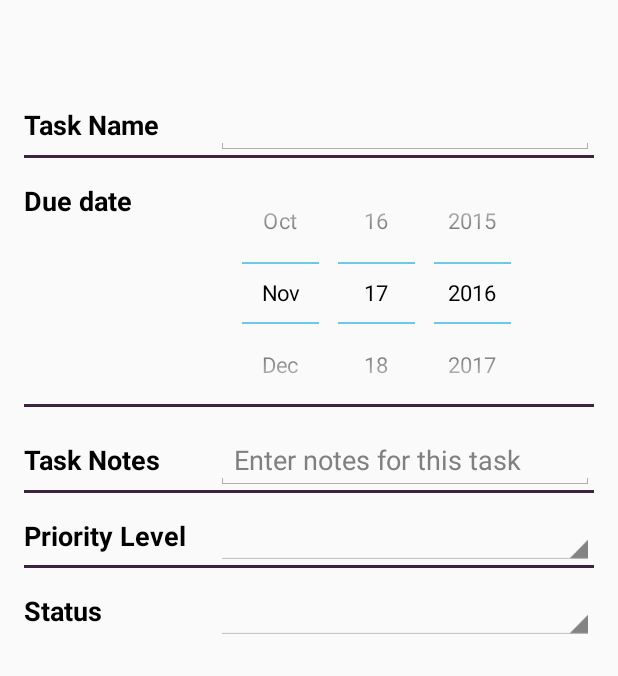
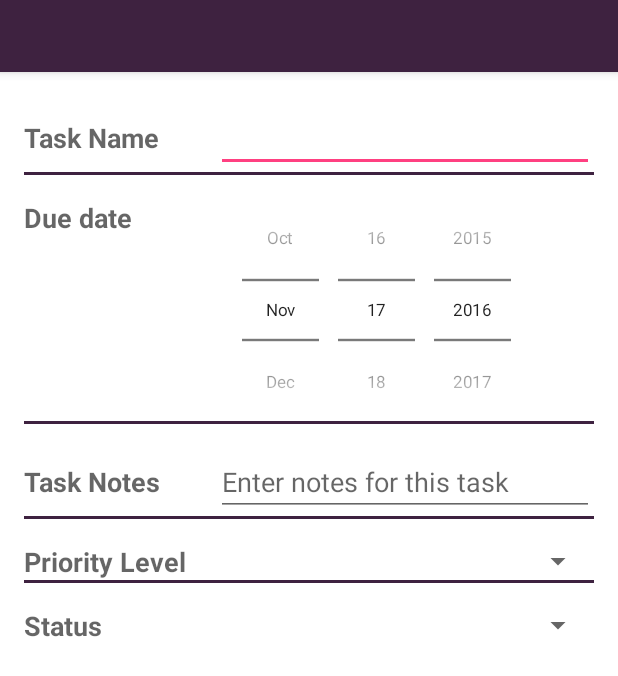
Before and after one commit to 1412453/Todoapp-exercise, an Android app: the layout fragment_edit_item.xml on its own in the app's theme, with its tools: preview values and no code run, on a phone screen of 412 x 824 dp. Shown: the top 676 px of the screen. Run offline under Robolectric (Android 15) with nearby library versions, the phone set to English and light mode, and no system bars.

Commit message:
Finish the layout

```diff
--- a/app/build.gradle
+++ b/app/build.gradle
@@ -20,8 +20,9 @@ android {
 }
 
 dependencies {
-    compile fileTree(dir: 'libs', include: ['*.jar'])
+    compile fileTree(include: ['*.jar'], dir: 'libs')
     testCompile 'junit:junit:4.12'
     compile 'com.android.support:appcompat-v7:24.1.1'
     compile 'com.android.support:support-v4:24.1.1'
+    compile 'com.android.support:design:24.1.1'
 }
--- a/app/src/main/res/layout/fragment_edit_item.xml
+++ b/app/src/main/res/layout/fragment_edit_item.xml
@@ -1,13 +1,12 @@
 <?xml version="1.0" encoding="utf-8"?>
-<RelativeLayout xmlns:android="http://schemas.android.com/apk/res/android"
+<android.support.design.widget.CoordinatorLayout
+    xmlns:android="http://schemas.android.com/apk/res/android"
+    xmlns:app="http://schemas.android.com/apk/res-auto"
     xmlns:tools="http://schemas.android.com/tools"
     android:layout_width="match_parent"
     android:layout_height="match_parent"
-    android:theme="@style/AppDialogTheme"
-    android:id="@+id/fragment_edit_item"
-    tools:context="com.a1412453.todoapp.activities.DetailActivity">
-
-
+    android:background="@color/color_background_white"
+    android:fitsSystemWindows="true">
     <RelativeLayout
         android:layout_width="match_parent"
         android:layout_height="match_parent"
@@ -21,15 +20,16 @@
         <LinearLayout
             android:layout_width="match_parent"
             android:layout_height="match_parent"
-        android:orientation="vertical">
-
+            android:orientation="vertical"
+            android:layout_alignParentTop="true"
+            android:layout_alignParentLeft="true"
+            android:layout_alignParentStart="true"
+            android:layout_marginTop="53dp">
             <LinearLayout
                 android:layout_width="match_parent"
                 android:layout_height="wrap_content"
                 android:orientation="horizontal"
-            android:divider="?android:dividerHorizontal"
-            >
-
+                android:divider="?android:dividerHorizontal"                >
                 <TextView
                     android:layout_width="@dimen/text_max_width"
                     android:layout_height="wrap_content"
@@ -41,21 +41,16 @@
                     android:id="@+id/ed_task_name"
                     android:layout_width="match_parent"
                     android:layout_height="wrap_content" />
-
-
             </LinearLayout>
-
             <View
                 android:layout_marginBottom="@dimen/activity_horizontal_margin"
                 android:layout_width="match_parent"
                 android:layout_height= "2dp"
                 android:background="@color/color_primary_dark" />
-
             <LinearLayout
                 android:layout_width="match_parent"
                 android:layout_height="wrap_content"
                 android:orientation="horizontal">
-
                 <TextView
                     android:layout_width="@dimen/text_max_width"
                     android:layout_height="wrap_content"
@@ -65,6 +60,7 @@
                 <DatePicker
                     android:id="@+id/datepicker_due_date"
                     android:calendarViewShown="false"
+                    android:datePickerMode="spinner"
                     android:scaleX="0.8"
                     android:scaleY="0.8"
                     android:layout_marginTop="-32dp"
@@ -72,21 +68,16 @@
                     android:layout_width="match_parent"
                     android:layout_height="wrap_content"/>
             </LinearLayout>
-
             <View
                 android:layout_marginTop="-32dp"
                 android:layout_marginBottom="@dimen/activity_horizontal_margin"
                 android:layout_width="match_parent"
                 android:layout_height= "2dp"
                 android:background="@color/color_primary_dark" />
-
-
-
             <LinearLayout
             android:layout_width="match_parent"
             android:layout_height="wrap_content"
             android:orientation="horizontal">
-
                 <TextView
                     android:layout_width="@dimen/text_max_width"
                     android:layout_height="wrap_content"
@@ -99,18 +90,15 @@
                     android:layout_height="wrap_content"
                     android:hint="@string/app_text_edit_notes"/>
             </LinearLayout>
-
             <View
                 android:layout_marginBottom="@dimen/activity_horizontal_margin"
                 android:layout_width="match_parent"
                 android:layout_height= "2dp"
                 android:background="@color/color_primary_dark" />
-
             <LinearLayout
                 android:layout_width="match_parent"
                 android:layout_height="wrap_content"
                 android:orientation="horizontal">
-
                 <TextView
                     android:layout_width="@dimen/text_max_width"
                     android:layout_height="wrap_content"
@@ -122,18 +110,15 @@
                     android:layout_width="match_parent"
                     android:layout_height="wrap_content"/>
             </LinearLayout>
-
             <View
                 android:layout_marginBottom="@dimen/activity_horizontal_margin"
                 android:layout_width="match_parent"
                 android:layout_height= "2dp"
                 android:background="@color/color_primary_dark" />
-
             <LinearLayout
                 android:layout_width="match_parent"
                 android:layout_height="wrap_content"
                 android:orientation="horizontal">
-
                 <TextView
                     android:layout_width="@dimen/text_max_width"
                     android:layout_height="wrap_content"
@@ -145,12 +130,18 @@
                     android:layout_width="match_parent"
                     android:layout_height="wrap_content"/>
             </LinearLayout>
-
         </LinearLayout>
-
     </RelativeLayout>
 
-    <include layout="@layout/toolbar_fragment"
-        android:id="@+id/fragment_toolbar"/>
-
-</RelativeLayout>
+    <android.support.design.widget.AppBarLayout
+        android:layout_width="match_parent"
+        android:layout_height="wrap_content"
+        android:theme="@style/AppTheme.AppBarOverlay">
+        <android.support.v7.widget.Toolbar
+            android:id="@+id/toolbar_fragment_edit"
+            android:layout_width="match_parent"
+            android:layout_height="?attr/actionBarSize"
+            android:background="?attr/colorPrimary"
+            app:popupTheme="@style/AppTheme.PopupOverlay"/>
+    </android.support.design.widget.AppBarLayout>
+</android.support.design.widget.CoordinatorLayout>
--- a/app/src/main/res/values/styles.xml
+++ b/app/src/main/res/values/styles.xml
@@ -8,9 +8,12 @@
         <item name="colorAccent">@color/color_accent</item>
     </style>
 
-    <!--<style name="DialogTheme" parent="android:Theme" >
+    <style name="DialogTheme" parent="android:Theme" >
         <item name="android:windowFullscreen">true</item>
-    </style>-->
+    </style>
+
+    <style name="AppTheme.PopupOverlay" parent="Theme.AppCompat.DayNight.Dialog"/>
+    <style name="AppTheme.AppBarOverlay" parent="android:Theme.Holo.Light.Dialog"/>
 
     <style name="AppDialogTheme" parent="android:Theme.Holo.Light">
         <!-- Define color properties as desired -->
```
Also changed, not shown: app/src/main/java/com/a1412453/todoapp/activities/DetailActivity.java (+35 -13 lines), app/src/main/java/com/a1412453/todoapp/activities/MainActivity.java (+7 -12 lines), app/src/main/java/com/a1412453/todoapp/fragments/EditItemFragment.java (+53 -34 lines), app/src/main/java/com/a1412453/todoapp/fragments/ListItemFragment.java (deleted, +0 -72 lines), app/src/main/res/layout/activity_detail.xml (+1 -28 lines), app/src/main/res/layout/activity_main.xml (+7 -6 lines), app/src/main/res/layout/fragment_list.xml (deleted, +0 -22 lines), app/src/main/res/menu/menu_main.xml (+0 -24 lines), app/src/main/ic_back-web.png (added), app/src/main/res/mipmap-hdpi/ic_back.png (added), app/src/main/res/mipmap-mdpi/ic_back.png (added), app/src/main/res/mipmap-xhdpi/ic_back.png (added), app/src/main/res/mipmap-xxhdpi/ic_back.png (added), app/src/main/res/mipmap-xxxhdpi/ic_back.png (added). Lines whose indentation alone changed are shown as unchanged.
